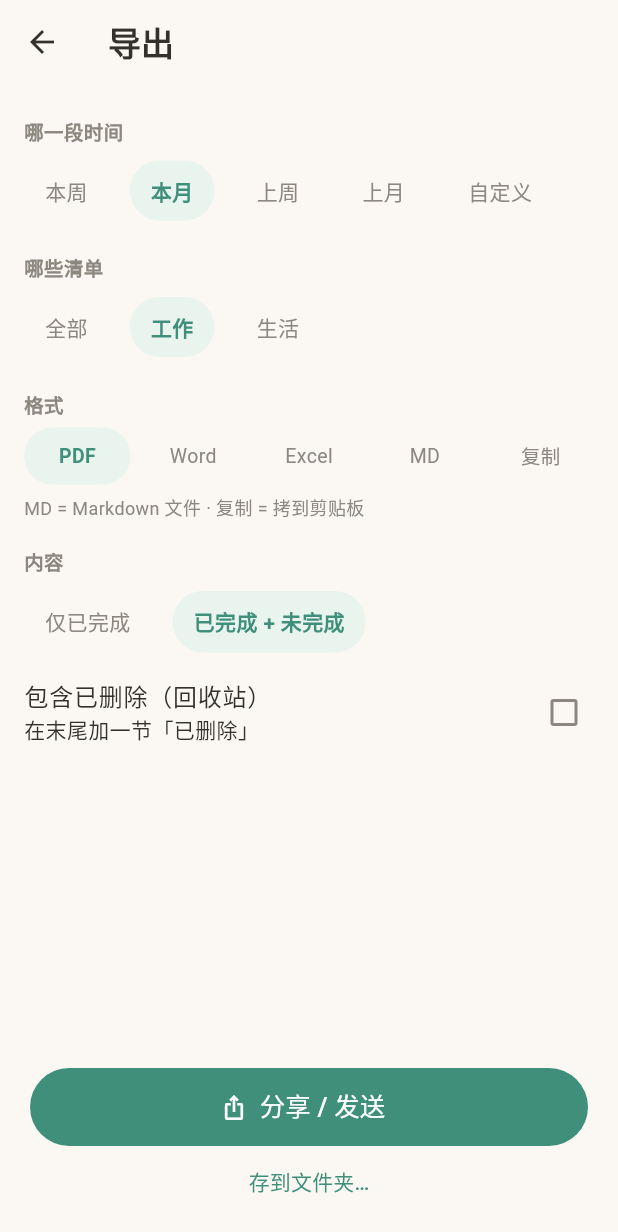
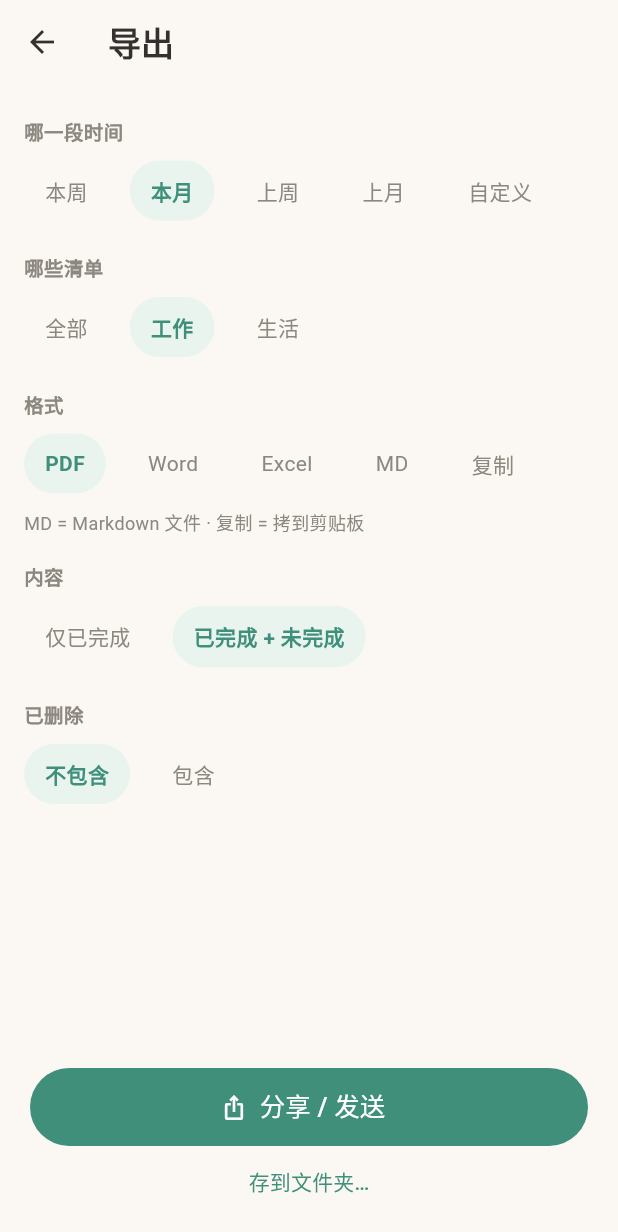
Before and after one commit to Helioswei/zhaoxi, a Flutter app: the ExportPage screen opened by its route, on a phone screen of 412 x 824 dp. Shown: the top 1232 px of the screen. Run offline on Flutter 3.47's test engine with Material 3 defaults, Android fonts, the phone set to English and light mode, and no system bars; our stand-ins replace drift, file_picker, flutter_local_notifications, flutter_riverpod, flutter_timezone, pdf and 4 more; accounts and stored records are empty; generated files the repository leaves out were written again.

Commit message:
style(export): 5 个分组统一为「小标题 + 胶囊选项」
- 「包含已删除（回收站）」改为独立分组「已删除」+ [不包含][包含]
- 去掉复选框与副标题
- 格式改为与其他分组同款的自然宽度胶囊（PDF/Word/Excel/MD/复制 一行放得下）
- 全量 81 例测试通过

```diff
--- a/app/lib/features/export/export_page.dart
+++ b/app/lib/features/export/export_page.dart
@@ -177,7 +177,24 @@ class _ExportPageState extends ConsumerState<ExportPage> {
           ),
 
           _label('格式'),
-          _formatRow(),
+          _pills<ExportFormat>(
+            values: const [
+              ExportFormat.pdf,
+              ExportFormat.word,
+              ExportFormat.xlsx,
+              ExportFormat.markdown,
+              ExportFormat.text,
+            ],
+            selected: _format,
+            label: (v) => switch (v) {
+              ExportFormat.pdf => 'PDF',
+              ExportFormat.word => 'Word',
+              ExportFormat.xlsx => 'Excel',
+              ExportFormat.markdown => 'MD',
+              ExportFormat.text => '复制',
+            },
+            onSelect: (v) => setState(() => _format = v),
+          ),
           Padding(
             padding: const EdgeInsets.only(top: 6),
             child: Text(
@@ -196,12 +213,12 @@ class _ExportPageState extends ConsumerState<ExportPage> {
             label: (v) => v.label,
             onSelect: (v) => setState(() => _content = v),
           ),
-          CheckboxListTile(
-            contentPadding: EdgeInsets.zero,
-            value: _includeDeleted,
-            onChanged: (v) => setState(() => _includeDeleted = v ?? false),
-            title: const Text('包含已删除（回收站）'),
-            subtitle: const Text('在末尾加一节「已删除」'),
+          _label('已删除'),
+          _pills<bool>(
+            values: const [false, true],
+            selected: _includeDeleted,
+            label: (v) => v ? '包含' : '不包含',
+            onSelect: (v) => setState(() => _includeDeleted = v),
           ),
         ],
       ),
@@ -286,59 +303,6 @@ class _ExportPageState extends ConsumerState<ExportPage> {
     });
   }
 
-  /// 格式：5 个等宽分段，一行放得下。
-  Widget _formatRow() {
-    const values = [
-      ExportFormat.pdf,
-      ExportFormat.word,
-      ExportFormat.xlsx,
-      ExportFormat.markdown,
-      ExportFormat.text,
-    ];
-    return Row(
-      children: [
-        for (var i = 0; i < values.length; i++) ...[
-          if (i > 0) const SizedBox(width: 6),
-          Expanded(child: _formatSegment(values[i])),
-        ],
-      ],
-    );
-  }
-
-  Widget _formatSegment(ExportFormat v) {
-    final t = context.tokens;
-    final selected = _format == v;
-    return Material(
-      color: selected ? t.chipSelectedBg : Colors.transparent,
-      shape: const StadiumBorder(),
-      child: InkWell(
-        customBorder: const StadiumBorder(),
-        onTap: () => setState(() => _format = v),
-        child: SizedBox(
-          height: 38,
-          child: Center(
-            child: Text(
-              switch (v) {
-                ExportFormat.pdf => 'PDF',
-                ExportFormat.word => 'Word',
-                ExportFormat.xlsx => 'Excel',
-                ExportFormat.markdown => 'MD',
-                ExportFormat.text => '复制',
-              },
-              maxLines: 1,
-              overflow: TextOverflow.ellipsis,
-              style: TextStyle(
-                fontSize: 13,
-                color: selected ? t.primary : t.textSecondary,
-                fontWeight: selected ? FontWeight.w600 : FontWeight.w400,
-              ),
-            ),
-          ),
-        ),
-      ),
-    );
-  }
-
   Widget _label(String text) => Padding(
         padding: const EdgeInsets.only(top: 18, bottom: 6),
         child: Text(
```
Also changed, not shown: 1 other file.
